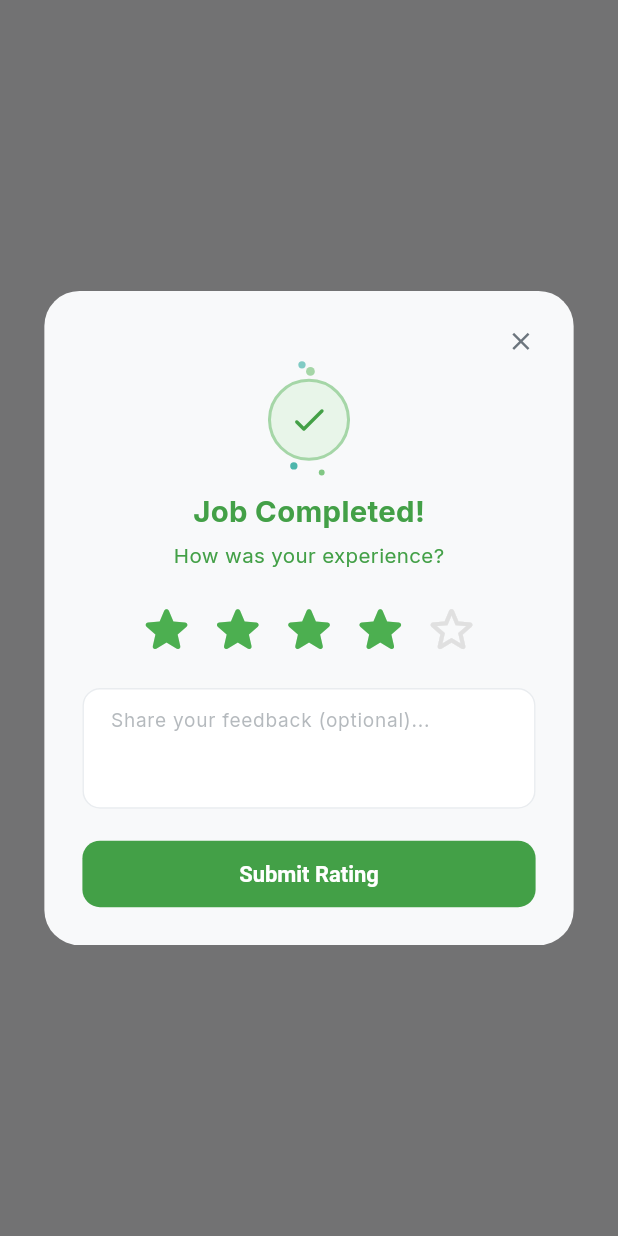
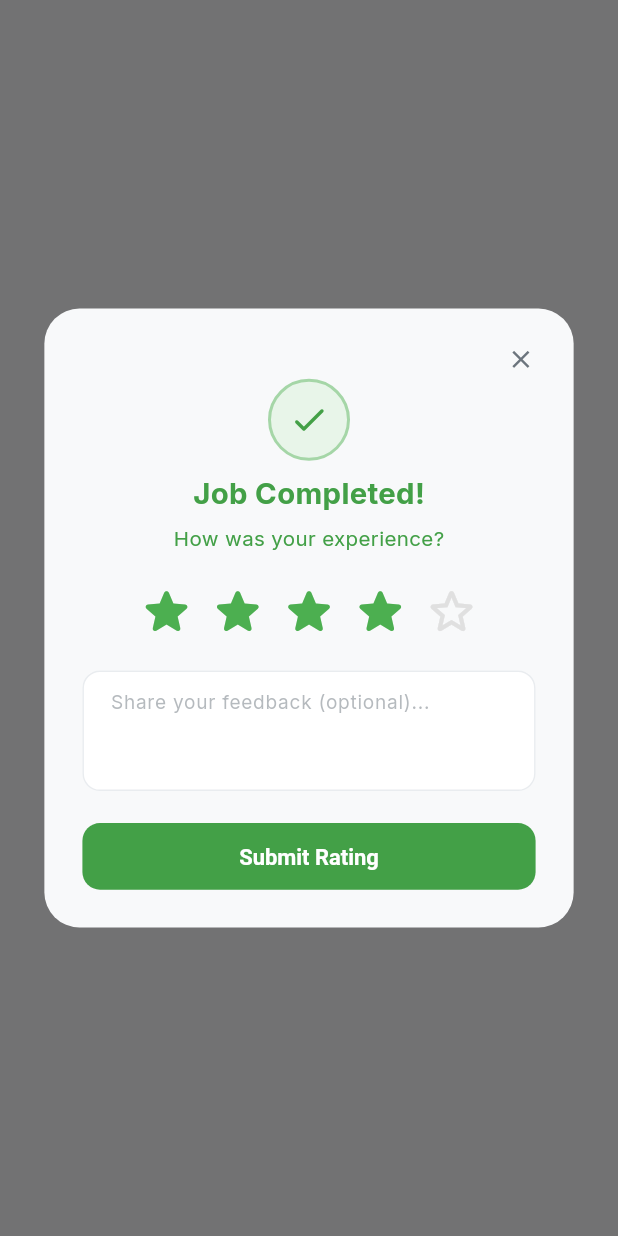
Before and after one commit to musmanflutter/ai_service_orchestrator, a Flutter app: what showFeedbackDialog() shows on an empty page, opened directly with empty values, on a phone screen of 412 x 824 dp. Run offline on Flutter 3.47's test engine with Material 3 defaults, Android fonts, the phone set to English and light mode, and no system bars; our stand-ins replace cloud_firestore, firebase_core, firebase_vertexai, flutter_riverpod, flutter_screenutil, go_router and 5 more; missing offline and left inert: markdown_widget; accounts and stored records are empty; generated files the repository leaves out were written again.

Commit message:
minor fixes

```diff
--- a/lib/src/features/orchestrator/pages/orchestrator_chat_page.dart
+++ b/lib/src/features/orchestrator/pages/orchestrator_chat_page.dart
@@ -79,7 +79,9 @@ class _OrchestratorChatPageState extends ConsumerState<OrchestratorChatPage> {
                 style: TextStyle(
                   fontSize: 12.sp,
                   fontWeight: FontWeight.w400,
-                  color: theme.textTheme.bodyMedium?.color?.withOpacity(0.65),
+                  color: theme.textTheme.bodyMedium?.color?.withValues(
+                    alpha: 0.65,
+                  ),
                 ),
               ),
             ],
--- a/lib/src/features/orchestrator/repository/firebase_ai_repository.dart
+++ b/lib/src/features/orchestrator/repository/firebase_ai_repository.dart
@@ -9,6 +9,7 @@ class FirebaseAiRepository {
   late final GenerativeModel _model;
 
   FirebaseAiRepository() {
+    // ignore: deprecated_member_use
     _model = FirebaseVertexAI.instance.generativeModel(
       model: 'gemini-2.5-flash',
     );
--- a/lib/src/features/orchestrator/widgets/feedback_dialog.dart
+++ b/lib/src/features/orchestrator/widgets/feedback_dialog.dart
@@ -45,41 +45,6 @@ Future<void> showFeedbackDialog(
                   SizedBox(height: 4.h),
 
                   // ── Sparkle + checkmark ────────────────────────────
-                  SizedBox(
-                    height: 80.h,
-                    child: Stack(
-                      alignment: Alignment.center,
-                      children: [
-                        Positioned(
-                          top: 4.h,
-                          left: 24.w,
-                          child: _dot(Colors.green.shade200, 6.r),
-                        ),
-                        Positioned(
-                          top: 0,
-                          right: 28.w,
-                          child: _dot(Colors.teal.shade200, 5.r),
-                        ),
-                        Positioned(
-                          top: 18.h,
-                          right: 10.w,
-                          child: _dot(Colors.green.shade100, 4.r),
-                        ),
-                        Positioned(
-                          bottom: 6.h,
-                          left: 14.w,
-                          child: _dot(Colors.teal.shade300, 5.r),
-                        ),
-                        Positioned(
-                          bottom: 2.h,
-                          right: 16.w,
-                          child: _dot(Colors.green.shade300, 4.r),
-                        ),
-                        Positioned(
-                          top: 8.h,
-                          left: 60.w,
-                          child: _dot(Colors.lightGreen.shade200, 4.r),
-                        ),
                   Container(
                     width: 56.r,
                     height: 56.r,
@@ -91,14 +56,7 @@ Future<void> showFeedbackDialog(
                         width: 2,
                       ),
                     ),
-                          child: Icon(
-                            Icons.check_rounded,
-                            color: green,
-                            size: 28.r,
-                          ),
-                        ),
-                      ],
-                    ),
+                    child: Icon(Icons.check_rounded, color: green, size: 28.r),
                   ),
                   SizedBox(height: 8.h),
 
@@ -150,8 +108,8 @@ Future<void> showFeedbackDialog(
                     decoration: InputDecoration(
                       hintText: 'Share your feedback (optional)...',
                       hintStyle: TextStyle(
-                        color: theme.textTheme.bodyMedium?.color?.withOpacity(
-                          0.5,
+                        color: theme.textTheme.bodyMedium?.color?.withValues(
+                          alpha: 0.5,
                         ),
                         fontSize: 13.sp,
                       ),
@@ -377,8 +335,8 @@ Future<void> showBadRatingDialog(
                       decoration: InputDecoration(
                         hintText: 'Please describe what happened...',
                         hintStyle: TextStyle(
-                          color: theme.textTheme.bodyMedium?.color?.withOpacity(
-                            0.5,
+                          color: theme.textTheme.bodyMedium?.color?.withValues(
+                            alpha: 0.5,
                           ),
                           fontSize: 13.sp,
                         ),
@@ -452,10 +410,3 @@ Future<void> showBadRatingDialog(
     },
   );
 }
-
-// ── Helpers ───────────────────────────────────────────────────────────────────
-Widget _dot(Color color, double size) => Container(
-  width: size,
-  height: size,
-  decoration: BoxDecoration(color: color, shape: BoxShape.circle),
-);
```
Also changed, not shown: lib/src/features/admin/pages/admin_dashboard_page.dart (+15 -9 lines), lib/src/features/orchestrator/utils/prompts.dart (+75 -55 lines), lib/src/features/orchestrator/widgets/chat_bubble.dart (+22 -17 lines), lib/src/features/orchestrator/widgets/chat_input_field.dart (+11 -9 lines), lib/src/features/orchestrator/widgets/reasoning_bottom_sheet.dart (+18 -13 lines), lib/src/features/orchestrator/widgets/user_bookings_drawer.dart (+57 -32 lines), lib/src/features/providers/widgets/provider_card.dart (+31 -12 lines). Lines whose indentation alone changed are shown as unchanged.
